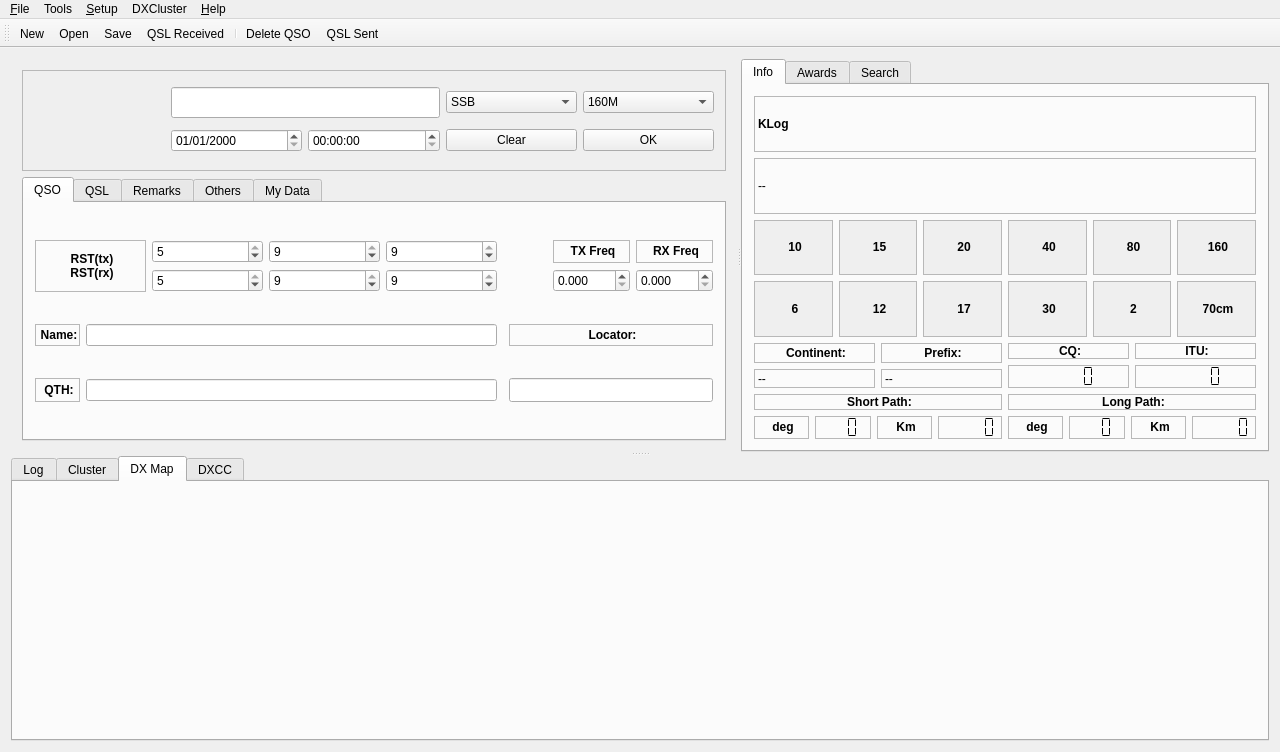
Old version of the form src/klog.ui in the repository dbasden/klog.
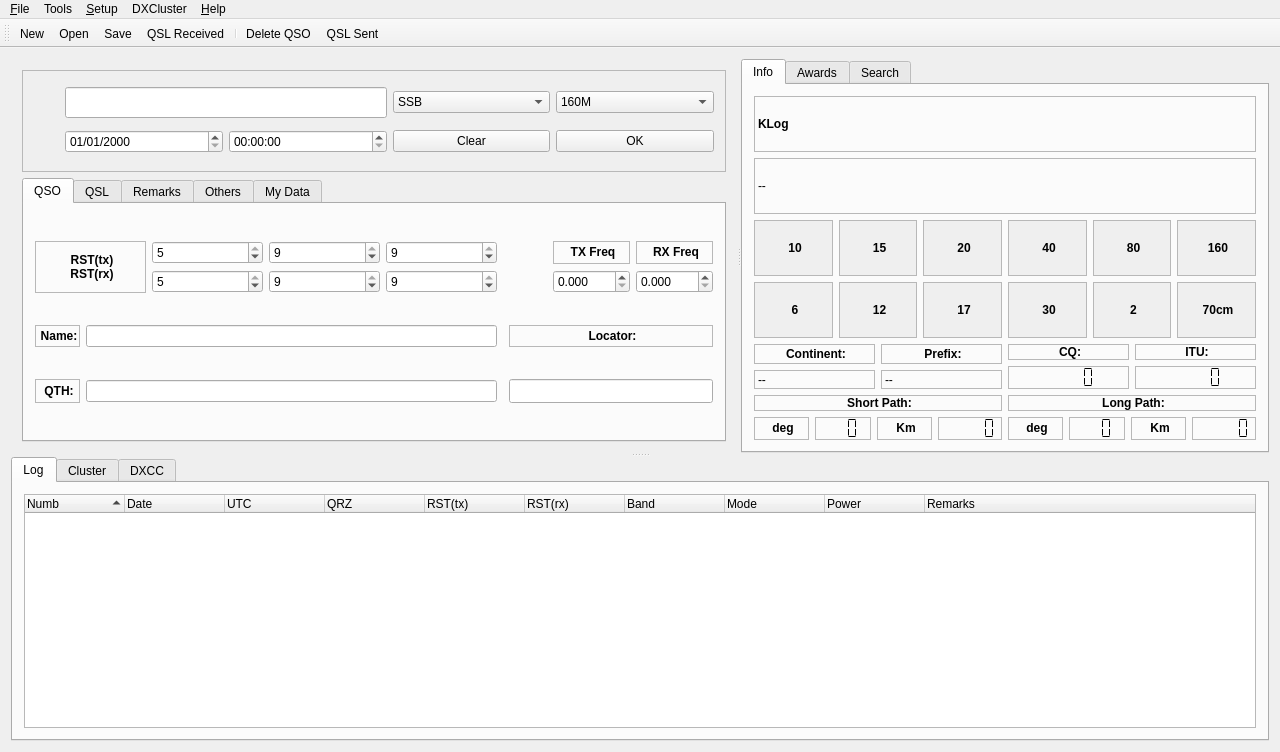
New version of the form. The open tabs and pages were chosen to show the change. Icons and pictures are not drawn. Custom widgets are drawn as their Qt base class.

Diff of the .ui file:
```diff
--- a/src/klog.ui
+++ b/src/klog.ui
@@ -49,7 +49,7 @@
        <property name="orientation">
         <enum>Qt::Horizontal</enum>
        </property>
-       <widget class="QWidget" name="">
+       <widget class="QWidget" name="layoutWidget">
         <layout class="QVBoxLayout" name="verticalLayout">
          <item>
           <widget class="QFrame" name="frame">
@@ -61,7 +61,14 @@
            </property>
            <layout class="QGridLayout" name="gridLayout_u">
             <item row="0" column="0">
-             <widget class="KLed" name="kledColor"/>
+             <widget class="KLed" name="kledColor">
+              <property name="maximumSize">
+               <size>
+                <width>25</width>
+                <height>25</height>
+               </size>
+              </property>
+             </widget>
             </item>
             <item row="0" column="1" colspan="2">
              <widget class="QLineEdit" name="qrzLineEdit">
@@ -467,6 +474,22 @@
               </item>
              </widget>
             </item>
+            <item row="1" column="0">
+             <spacer name="horizontalSpacer_5">
+              <property name="orientation">
+               <enum>Qt::Horizontal</enum>
+              </property>
+              <property name="sizeType">
+               <enum>QSizePolicy::Maximum</enum>
+              </property>
+              <property name="sizeHint" stdset="0">
+               <size>
+                <width>25</width>
+                <height>25</height>
+               </size>
+              </property>
+             </spacer>
+            </item>
             <item row="1" column="1">
              <widget class="QDateEdit" name="qsoDateEdit">
               <property name="displayFormat">
@@ -474,6 +497,13 @@
               </property>
              </widget>
             </item>
+            <item row="1" column="2">
+             <widget class="QTimeEdit" name="qsoTimeEdit">
+              <property name="displayFormat">
+               <string>HH:mm:ss</string>
+              </property>
+             </widget>
+            </item>
             <item row="1" column="3">
              <widget class="QPushButton" name="clearBtn">
               <property name="toolTip">
@@ -494,13 +524,6 @@
               </property>
              </widget>
             </item>
-            <item row="1" column="2">
-             <widget class="QTimeEdit" name="qsoTimeEdit">
-              <property name="displayFormat">
-               <string>HH:mm:ss</string>
-              </property>
-             </widget>
-            </item>
            </layout>
           </widget>
          </item>
@@ -2596,12 +2619,6 @@
          </item>
         </layout>
        </widget>
-       <widget class="QWidget" name="dxMapTab">
-        <attribute name="title">
-         <string>DX Map</string>
-        </attribute>
-        <layout class="QVBoxLayout" name="verticalLayout_6"/>
-       </widget>
        <widget class="QWidget" name="dxccTab">
         <attribute name="title">
          <string>DXCC</string>
```
Left out of the diff: 61 changed lines with no effect on the pictures.
